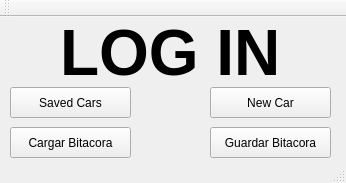
Old version of the form FuelMonitor/mainwindow.ui in the repository nelcar/Fuel-Monitoring.
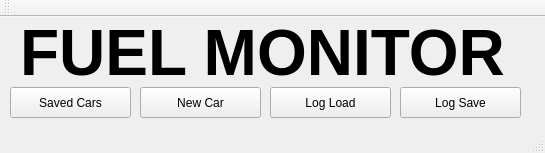
New version of the form. Icons and pictures are not drawn.

The edit to the form file:
```diff
--- a/FuelMonitor/mainwindow.ui
+++ b/FuelMonitor/mainwindow.ui
@@ -6,8 +6,8 @@
    <rect>
     <x>0</x>
     <y>0</y>
-    <width>346</width>
-    <height>183</height>
+    <width>545</width>
+    <height>153</height>
    </rect>
   </property>
   <property name="windowTitle">
@@ -17,9 +17,9 @@
    <widget class="QLabel" name="label">
     <property name="geometry">
      <rect>
-      <x>60</x>
+      <x>20</x>
       <y>0</y>
-      <width>231</width>
+      <width>491</width>
       <height>71</height>
      </rect>
     </property>
@@ -31,7 +31,7 @@
      </font>
     </property>
     <property name="text">
-     <string>LOG IN</string>
+     <string>FUEL MONITOR</string>
     </property>
    </widget>
    <widget class="QPushButton" name="autos">
@@ -54,7 +54,7 @@
    <widget class="QPushButton" name="nuevoAuto">
     <property name="geometry">
      <rect>
-      <x>210</x>
+      <x>140</x>
       <y>70</y>
       <width>121</width>
       <height>31</height>
@@ -71,27 +71,27 @@
    <widget class="QPushButton" name="pushButton">
     <property name="geometry">
      <rect>
-      <x>10</x>
-      <y>110</y>
+      <x>270</x>
+      <y>70</y>
       <width>121</width>
       <height>31</height>
      </rect>
     </property>
     <property name="text">
-     <string>Cargar Bitacora</string>
+     <string>Log Load</string>
     </property>
    </widget>
    <widget class="QPushButton" name="pushButton_2">
     <property name="geometry">
      <rect>
-      <x>210</x>
-      <y>110</y>
+      <x>400</x>
+      <y>70</y>
       <width>121</width>
       <height>31</height>
      </rect>
     </property>
     <property name="text">
-     <string>Guardar Bitacora</string>
+     <string>Log Save</string>
     </property>
    </widget>
   </widget>
```
